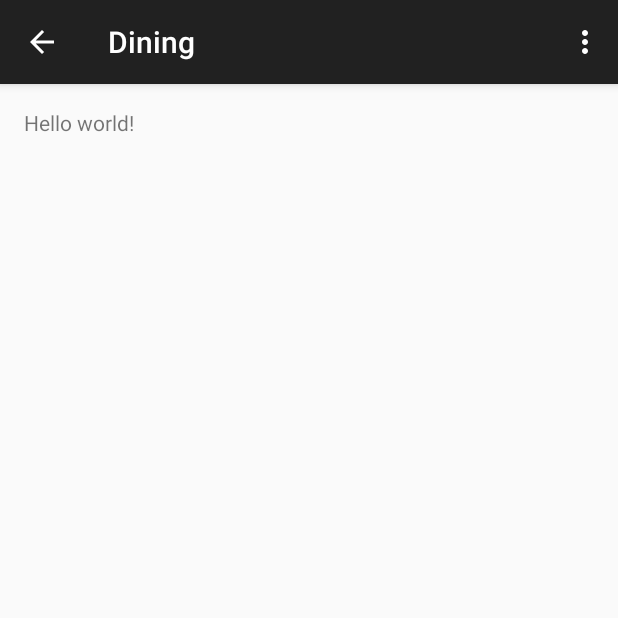
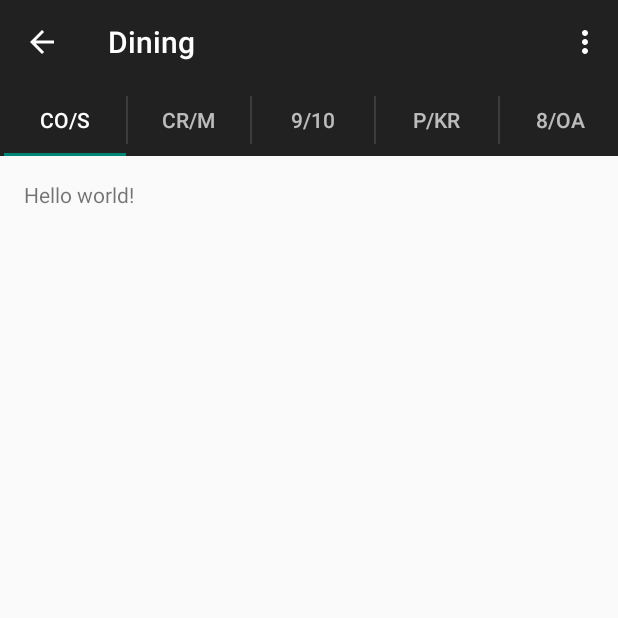
Before and after one commit to ChandlerMoeller/TestAppPleaseIgnore, an Android app: the DiningActivity screen opened directly, with no data from a screen before it, on a phone screen of 412 x 824 dp, the top half of it. Run offline under Robolectric (Android 15) with nearby library versions, the phone set to English and light mode, and no system bars.

Commit message:
First commit.
Either adds tabs to DiningActivity or breaks the code.

```diff
--- a/app/src/main/java/com/mycompany/myfirstapp/DiningActivity.java
+++ b/app/src/main/java/com/mycompany/myfirstapp/DiningActivity.java
@@ -1,19 +1,30 @@
 package com.mycompany.myfirstapp;
 
+import android.support.v4.app.FragmentTransaction;
+import android.support.v7.app.ActionBar;
 import android.support.v7.app.ActionBarActivity;
 import android.os.Bundle;
 import android.view.Menu;
 import android.view.MenuItem;
 
-
-public class DiningActivity extends ActionBarActivity {
+public class DiningActivity extends ActionBarActivity implements ActionBar.TabListener {
 
     @Override
     protected void onCreate(Bundle savedInstanceState) {
         super.onCreate(savedInstanceState);
         setContentView(R.layout.activity_dining);
+
+        // Set the Action Bar to use tabs for navigation
+        ActionBar ab = getSupportActionBar();
+        ab.setNavigationMode(ActionBar.NAVIGATION_MODE_TABS);
+
+        // Add three tabs to the Action Bar for display
+        ab.addTab(ab.newTab().setText("Co/S").setTabListener(this));
+        ab.addTab(ab.newTab().setText("Cr/M").setTabListener(this));
+        ab.addTab(ab.newTab().setText("9/10").setTabListener(this));
+        ab.addTab(ab.newTab().setText("P/Kr").setTabListener(this));
+        ab.addTab(ab.newTab().setText("8/Oa").setTabListener(this));
     }
-
 
     @Override
     public boolean onCreateOptionsMenu(Menu menu) {
@@ -36,4 +47,22 @@ public class DiningActivity extends ActionBarActivity {
 
         return super.onOptionsItemSelected(item);
     }
+
+    // Implemented from ActionBar.TabListener
+    @Override
+    public void onTabSelected(ActionBar.Tab tab, FragmentTransaction fragmentTransaction) {
+        // This is called when a tab is selected.
+    }
+
+    // Implemented from ActionBar.TabListener
+    @Override
+    public void onTabUnselected(ActionBar.Tab tab, FragmentTransaction fragmentTransaction) {
+        // This is called when a previously selected tab is unselected.
+    }
+
+    // Implemented from ActionBar.TabListener
+    @Override
+    public void onTabReselected(ActionBar.Tab tab, FragmentTransaction fragmentTransaction) {
+        // This is called when a previously selected tab is selected again.
+    }
 }
```
